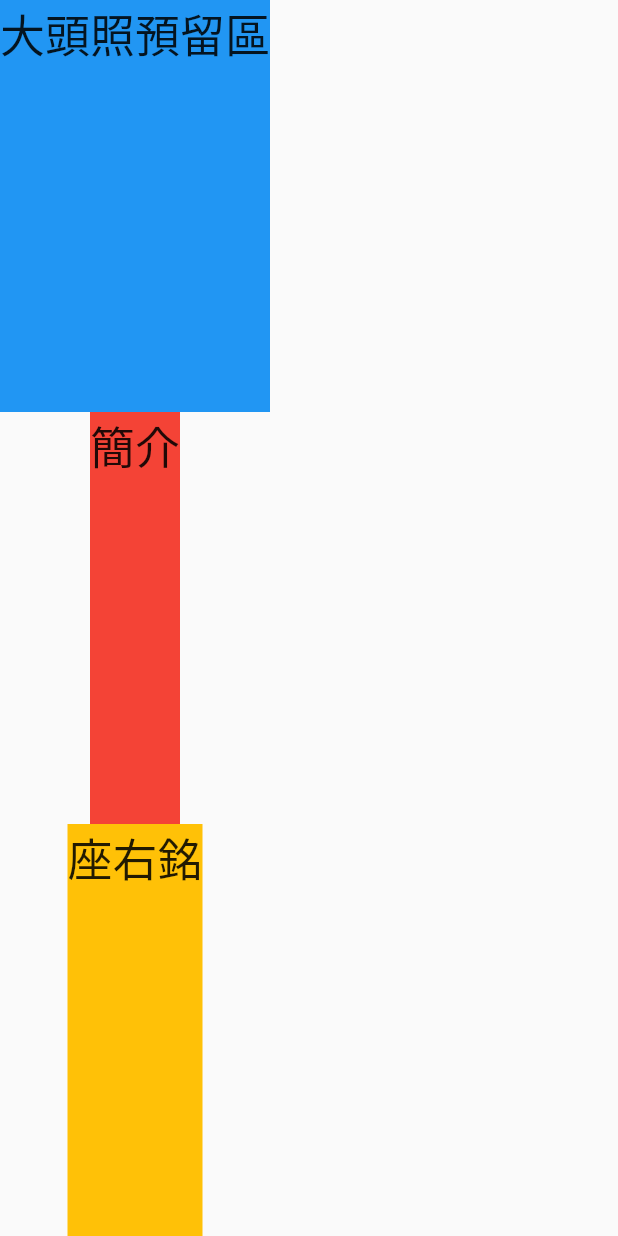
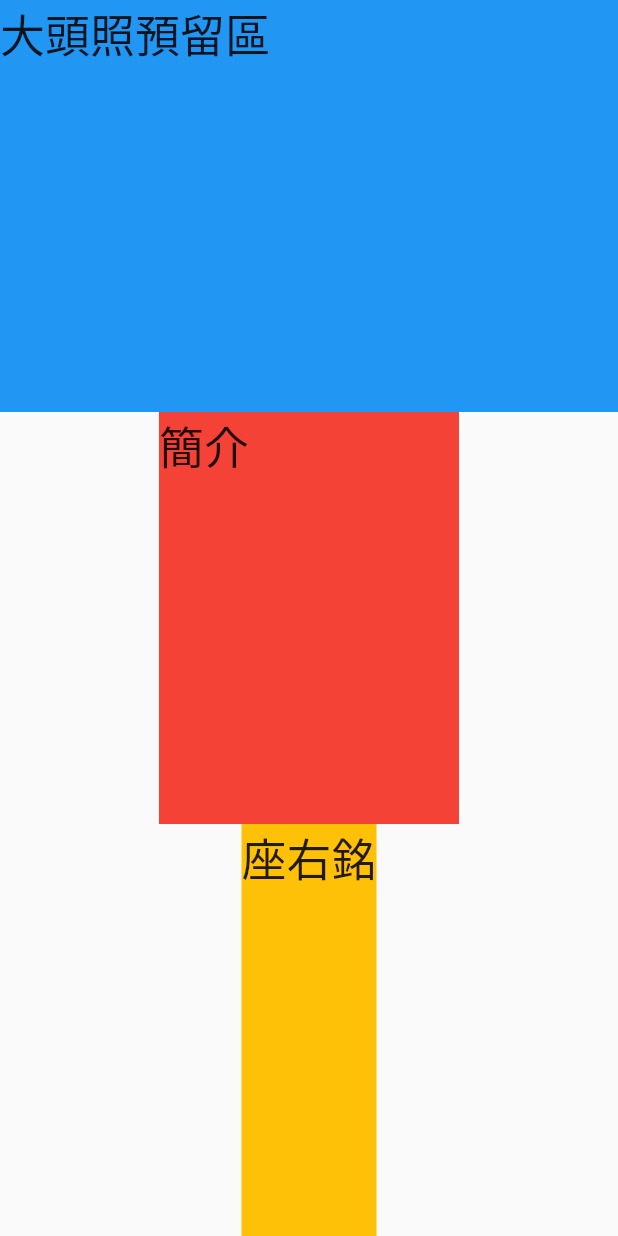
Before and after one commit to atorigin/flutter_book, a Flutter app: the screen it shows after launch, on a phone screen of 412 x 824 dp. Run offline on Flutter 3.47's test engine with Material 2 defaults, Android fonts, the phone set to English and light mode, and no system bars.

Commit message:
練習 3-4-2 並且新增造成 error 的程式碼在註解區

```diff
--- a/ch3/lib/screens/home_screen.dart
+++ b/ch3/lib/screens/home_screen.dart
@@ -5,11 +5,45 @@ class HomeScreen extends StatelessWidget {
   @override
   Widget build(BuildContext context) {
     // ignore: prefer_const_constructors
+    // 錯誤版本的 , ch3-4-2 拿掉 Expanded
+    // return Scaffold(
+    //   body: Column(
+    //     children: [
+    //       Container(
+    //         width: 500,
+    //         height: 500,
+    //         color: Colors.blue,
+    //         child: Text(
+    //           "大頭照預留區",
+    //           style: TextStyle(fontSize: 30),
+    //         ),
+    //       ),
+    //       Container(
+    //         width: 200,
+    //         height: 200,
+    //         color: Colors.red,
+    //         child: Text(
+    //           "簡介",
+    //           style: TextStyle(fontSize: 30),
+    //         ),
+    //       ),
+    //       Container(
+    //         color: Colors.amber,
+    //         child: Text(
+    //           "座右銘",
+    //           style: TextStyle(fontSize: 30),
+    //         )
+    //       )
+    //     ]
+    //   ),
+    // );
     return Scaffold(
       body: Column(
         children: [
           Expanded(
             child: Container(
+              width: 500,
+              height: 500,
               color: Colors.blue,
               child: Text(
                 "大頭照預留區",
@@ -19,6 +53,8 @@ class HomeScreen extends StatelessWidget {
           ),
           Expanded(
             child: Container(
+              height: 200,
+              width: 200,
               color: Colors.red,
               child: Text(
                 "簡介",
```
